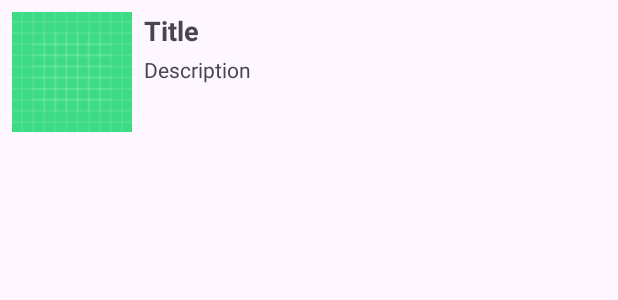
After one commit to SavvaS412/info-now, an Android app: the layout item_rss.xml on its own in the app's theme, with its tools: preview values and no code run, on a phone screen of 412 x 824 dp. The commit adds this screen. Shown: the top 300 px of the screen. Run offline under Robolectric (Android 15) with nearby library versions, the phone set to English and light mode, and no system bars.

```diff
--- a/app/src/main/AndroidManifest.xml
+++ b/app/src/main/AndroidManifest.xml
@@ -33,6 +33,7 @@
         <activity
             android:name=".MainActivity"
             android:exported="false" />
+
     </application>
 
 </manifest>
--- /dev/null
+++ b/app/src/main/res/layout/item_rss.xml
@@ -0,0 +1,42 @@
+<?xml version="1.0" encoding="utf-8"?>
+<RelativeLayout xmlns:android="http://schemas.android.com/apk/res/android"
+    android:layout_width="match_parent"
+    android:layout_height="match_parent"
+    android:padding="8dp">
+
+    <ImageView
+        android:id="@+id/imageView"
+        android:layout_width="80dp"
+        android:layout_height="80dp"
+        android:layout_alignParentStart="true"
+        android:layout_centerVertical="false"
+        android:scaleType="centerCrop"
+        android:src="@drawable/ic_launcher_background" />
+
+    <TextView
+        android:id="@+id/titleView"
+        android:layout_width="wrap_content"
+        android:layout_height="wrap_content"
+        android:layout_alignParentTop="true"
+        android:layout_marginStart="8dp"
+        android:layout_toEndOf="@id/imageView"
+        android:text="Title"
+        android:textStyle="bold"
+        android:textSize="18sp"
+        android:ellipsize="end"
+        android:maxLines="1" />
+
+    <TextView
+        android:id="@+id/descriptionView"
+        android:layout_width="0dp"
+        android:layout_height="wrap_content"
+        android:layout_below="@id/titleView"
+        android:layout_marginStart="8dp"
+        android:layout_toEndOf="@id/imageView"
+        android:layout_alignParentEnd="true"
+        android:layout_marginTop="4dp"
+        android:text="Description"
+        android:ellipsize="end"
+        android:maxLines="2" />
+
+</RelativeLayout>
```
Also changed, not shown: app/src/main/java/il/androidcourse/infonow/MainActivity.java (+51 -1 lines), app/src/main/java/il/androidcourse/infonow/NewsFragment.java (+25 -48 lines), app/src/main/java/il/androidcourse/infonow/RSSItemAdapter.java (added, +98 -0 lines), app/src/main/java/il/androidcourse/infonow/RSSUtils.java (added, +56 -0 lines), app/src/main/res/layout/activity_main.xml (+37 -9 lines), app/src/main/res/layout/fragment_news.xml (+4 -4 lines).
